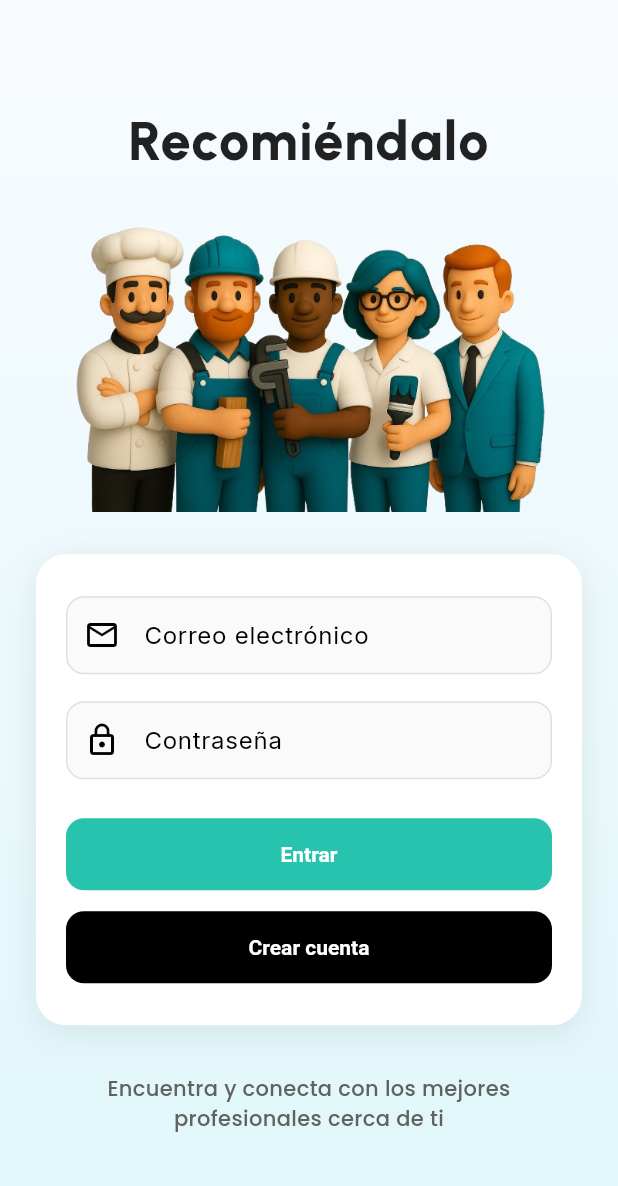
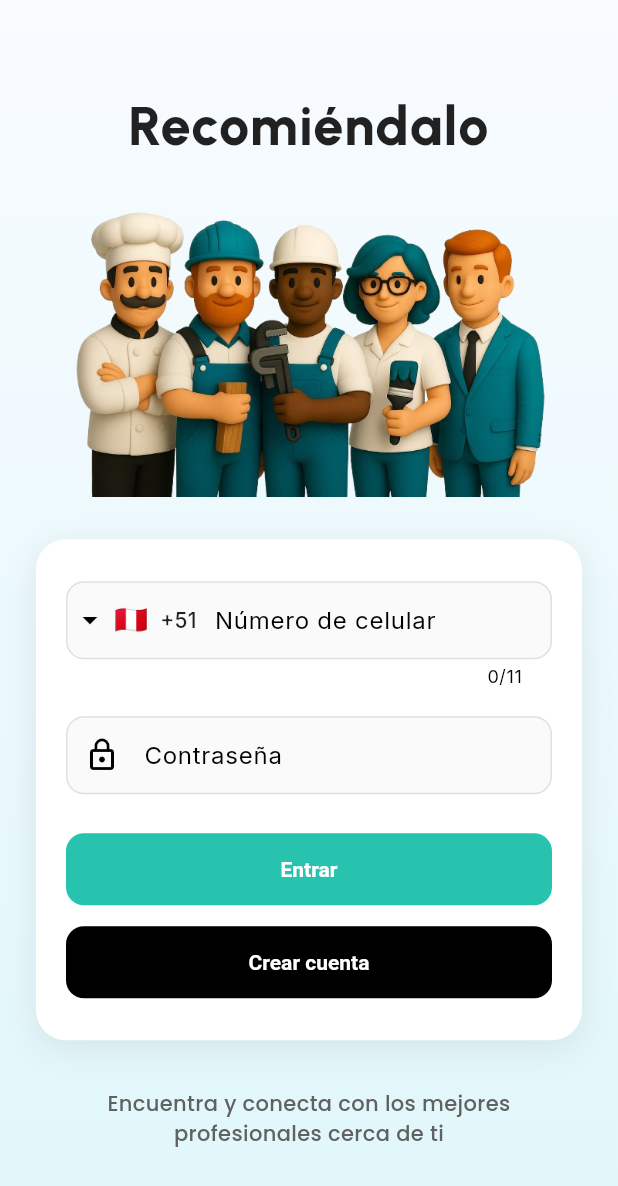
Before and after one commit to Serfelzxcv/recomiendalo, a Flutter app: the screen it shows after launch, on a phone screen of 412 x 824 dp. Shown: the top 1186 px of the screen. Run offline on Flutter 3.47's test engine with Material 3 defaults, Android fonts, the phone set to English and light mode, and no system bars; drawn by our look-alikes of intl_phone_field; our stand-ins replace dio, dropdown_button2, flutter_dotenv, flutter_riverpod, go_router, google_fonts and 1 more.

Commit message:
feat(login update)

```diff
--- a/lib/features/auth/screens/login_screen.dart
+++ b/lib/features/auth/screens/login_screen.dart
@@ -1,16 +1,23 @@
 import 'package:flutter/material.dart';
 import 'package:go_router/go_router.dart';
 import 'package:google_fonts/google_fonts.dart';
+import 'package:intl_phone_field/intl_phone_field.dart';
 import 'package:recomiendalo/shared/widgets/app_scaffold.dart';
 import 'package:recomiendalo/shared/widgets/primary_button.dart';
 
-class LoginScreen extends StatelessWidget {
+class LoginScreen extends StatefulWidget {
   const LoginScreen({super.key});
 
   @override
+  State<LoginScreen> createState() => _LoginScreenState();
+}
+
+class _LoginScreenState extends State<LoginScreen> {
+  String completePhoneNumber = '';
+  final _passwordController = TextEditingController();
+
+  @override
   Widget build(BuildContext context) {
-    final colors = Theme.of(context).colorScheme;
-
     return AppScaffold(
       body: Container(
         decoration: const BoxDecoration(
@@ -30,7 +37,7 @@ class LoginScreen extends StatelessWidget {
               child: Column(
                 mainAxisAlignment: MainAxisAlignment.center,
                 children: [
-                  // 🖋️ Título más formal y moderno
+                  // 🖋️ Título
                   Text(
                     'Recomiéndalo',
                     textAlign: TextAlign.center,
@@ -51,7 +58,7 @@ class LoginScreen extends StatelessWidget {
                   ),
                   const SizedBox(height: 28),
 
-                  // 🧱 Card principal con inputs y botones
+                  // 🧱 Card principal
                   Container(
                     width: double.infinity,
                     padding: const EdgeInsets.symmetric(
@@ -69,11 +76,10 @@ class LoginScreen extends StatelessWidget {
                     ),
                     child: Column(
                       children: [
-                        // ✉️ Correo electrónico
-                        TextFormField(
+                        // 📱 Campo de teléfono con intl_phone_field
+                        IntlPhoneField(
                           decoration: InputDecoration(
-                            labelText: 'Correo electrónico',
-                            prefixIcon: const Icon(Icons.email_outlined),
+                            labelText: 'Número de celular',
                             filled: true,
                             fillColor: Colors.grey[50],
                             border: OutlineInputBorder(
@@ -81,11 +87,20 @@ class LoginScreen extends StatelessWidget {
                               borderSide: BorderSide.none,
                             ),
                           ),
+                          initialCountryCode: 'PE',
+                          dropdownTextStyle: const TextStyle(
+                            color: Colors.black87,
+                            fontWeight: FontWeight.w500,
+                          ),
+                          onChanged: (phone) {
+                            completePhoneNumber = phone.completeNumber;
+                          },
                         ),
                         const SizedBox(height: 18),
 
                         // 🔒 Contraseña
                         TextFormField(
+                          controller: _passwordController,
                           obscureText: true,
                           decoration: InputDecoration(
                             labelText: 'Contraseña',
@@ -103,7 +118,11 @@ class LoginScreen extends StatelessWidget {
                         // 🔘 Botón Entrar
                         PrimaryButton(
                           text: 'Entrar',
-                          onPressed: () => context.go('/home'),
+                          onPressed: () {
+                            final password = _passwordController.text.trim();
+                            debugPrint('📞 $completePhoneNumber / 🔑 $password');
+                            context.go('/home');
+                          },
                         ),
                         const SizedBox(height: 14),
 
```
Also changed, not shown: 1 other file.
